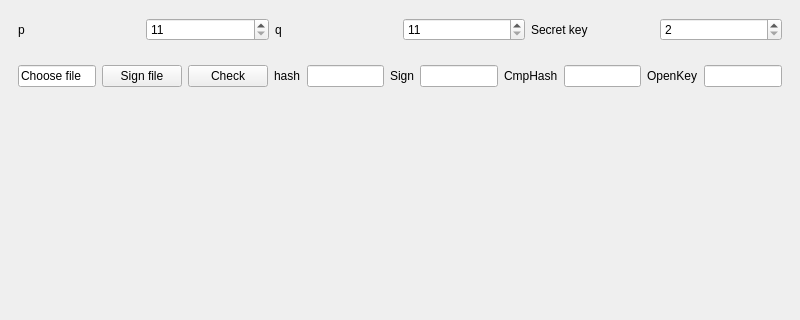
The window that lab4/mainwindow.ui (vladdeb/InformationTheory) describes before a commit, drawn with Qt 5; both pictures show x 0 to 800 and y 0 to 320 of the 800 by 600 pixel window.
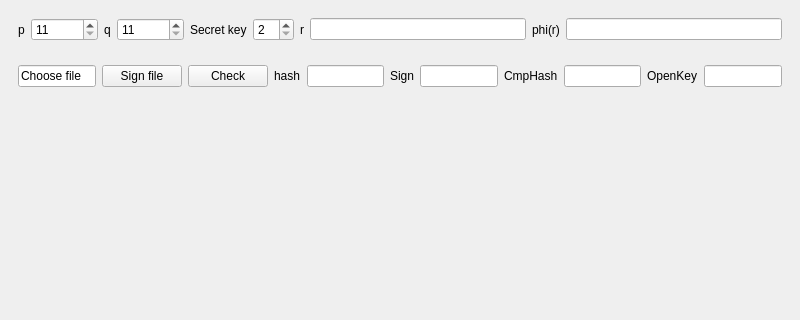
The same window after the commit.

What changed in the file:
```diff
--- a/lab4/mainwindow.ui
+++ b/lab4/mainwindow.ui
@@ -72,6 +72,26 @@
          </property>
         </widget>
        </item>
+       <item>
+        <widget class="QLabel" name="label_8">
+         <property name="text">
+          <string>r</string>
+         </property>
+        </widget>
+       </item>
+       <item>
+        <widget class="QLineEdit" name="ledR"/>
+       </item>
+       <item>
+        <widget class="QLabel" name="label_9">
+         <property name="text">
+          <string>phi(r)</string>
+         </property>
+        </widget>
+       </item>
+       <item>
+        <widget class="QLineEdit" name="ledPhi"/>
+       </item>
       </layout>
      </widget>
     </item>
```
